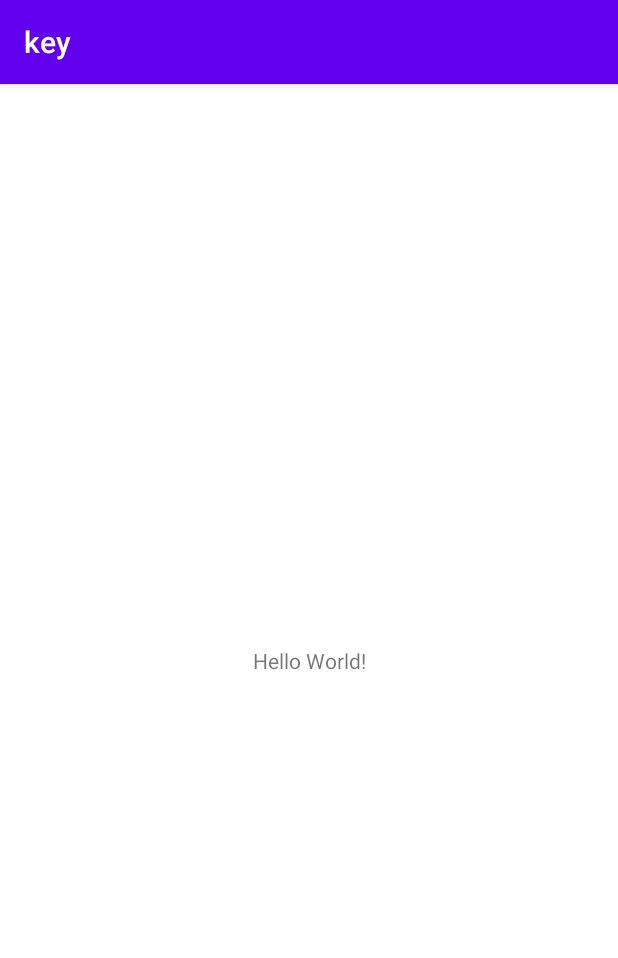
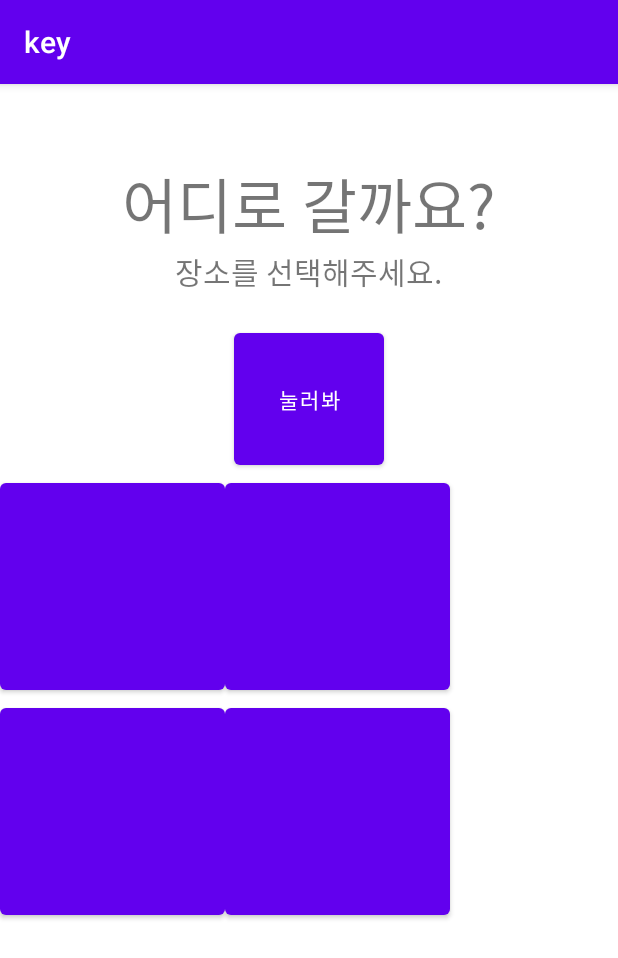
Before and after one commit to xodus5/key_1, an Android app: the screen it shows after launch (MainActivity), on a phone screen of 412 x 824 dp. Shown: the top 958 px of the screen. Run offline under Robolectric (Android 15) with nearby library versions, the phone set to English and light mode, and no system bars.

Commit message:
main_activity 수정중

```diff
--- a/app/src/main/res/layout/activity_main.xml
+++ b/app/src/main/res/layout/activity_main.xml
@@ -1,18 +1,58 @@
 <?xml version="1.0" encoding="utf-8"?>
-<androidx.constraintlayout.widget.ConstraintLayout xmlns:android="http://schemas.android.com/apk/res/android"
+<LinearLayout xmlns:android="http://schemas.android.com/apk/res/android"
     xmlns:app="http://schemas.android.com/apk/res-auto"
     xmlns:tools="http://schemas.android.com/tools"
     android:layout_width="match_parent"
     android:layout_height="match_parent"
+    android:gravity="center_horizontal"
+    android:orientation="vertical"
     tools:context=".MainActivity">
 
-    <TextView
-        android:layout_width="wrap_content"
+    <LinearLayout
+        android:layout_width="match_parent"
         android:layout_height="wrap_content"
-        android:text="Hello World!"
-        app:layout_constraintBottom_toBottomOf="parent"
-        app:layout_constraintEnd_toEndOf="parent"
-        app:layout_constraintStart_toStartOf="parent"
-        app:layout_constraintTop_toTopOf="parent" />
+        android:orientation="vertical"
+        android:gravity="center_horizontal">
 
-</androidx.constraintlayout.widget.ConstraintLayout>
+        <TextView
+            android:layout_width="wrap_content"
+            android:layout_height="wrap_content"
+            android:text="어디로 갈까요?"
+            android:layout_marginTop="50dp"
+            android:gravity="center"
+            android:textSize="40sp"/>
+        <TextView
+            android:layout_width="wrap_content"
+            android:layout_height="wrap_content"
+            android:text="장소를 선택해주세요."
+            android:textSize="20sp"/>
+
+        <Button
+            android:layout_width="100dp"
+            android:layout_height="100dp"
+            android:layout_marginTop="20dp"
+            android:text="눌러봐"/>
+    </LinearLayout>
+
+    <GridLayout
+        android:layout_width="match_parent"
+        android:layout_height="match_parent"
+        android:orientation="vertical"
+        android:rowCount="2">
+        <Button
+            android:layout_width="150dp"
+            android:layout_height="150dp"/>
+        <Button
+            android:layout_width="150dp"
+            android:layout_height="150dp"/>
+        <Button
+            android:layout_width="150dp"
+            android:layout_height="150dp"/>
+        <Button
+            android:layout_width="150dp"
+            android:layout_height="150dp"/>
+    </GridLayout>
+
+
+
+</LinearLayout>
```
